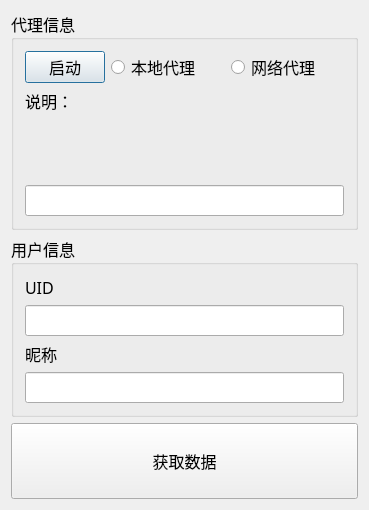
Old version of the form ChipDataWindow/GetChipWindow.ui in the repository xxzl0130/CodeX.
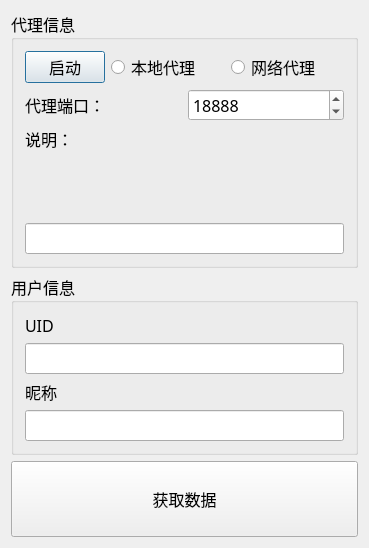
New version of the form.

Commit message: 增加端口设置，JSON导入尝试不同编码

Diff of the .ui file:
```diff
--- a/ChipDataWindow/GetChipWindow.ui
+++ b/ChipDataWindow/GetChipWindow.ui
@@ -90,6 +90,13 @@
       <string>代理信息</string>
      </property>
      <layout class="QGridLayout" name="gridLayout_2">
+      <item row="3" column="0" colspan="2">
+       <widget class="QLineEdit" name="proxyAddressLineEdit">
+        <property name="readOnly">
+         <bool>true</bool>
+        </property>
+       </widget>
+      </item>
       <item row="0" column="0" colspan="2">
        <layout class="QHBoxLayout" name="horizontalLayout">
         <item>
@@ -131,13 +138,6 @@
        </layout>
       </item>
       <item row="2" column="0" colspan="2">
-       <widget class="QLineEdit" name="proxyAddressLineEdit">
-        <property name="readOnly">
-         <bool>true</bool>
-        </property>
-       </widget>
-      </item>
-      <item row="1" column="0" colspan="2">
        <widget class="QLabel" name="noteLabel">
         <property name="sizePolicy">
          <sizepolicy hsizetype="Preferred" vsizetype="Preferred">
@@ -156,6 +156,30 @@
         </property>
        </widget>
       </item>
+      <item row="1" column="0" colspan="2">
+       <layout class="QHBoxLayout" name="horizontalLayout_2">
+        <item>
+         <widget class="QLabel" name="portLabel">
+          <property name="text">
+           <string>代理端口：</string>
+          </property>
+         </widget>
+        </item>
+        <item>
+         <widget class="QSpinBox" name="portSpinBox">
+          <property name="minimum">
+           <number>10000</number>
+          </property>
+          <property name="maximum">
+           <number>65535</number>
+          </property>
+          <property name="value">
+           <number>18888</number>
+          </property>
+         </widget>
+        </item>
+       </layout>
+      </item>
      </layout>
     </widget>
    </item>
```
The commit also changes 5 other files.
